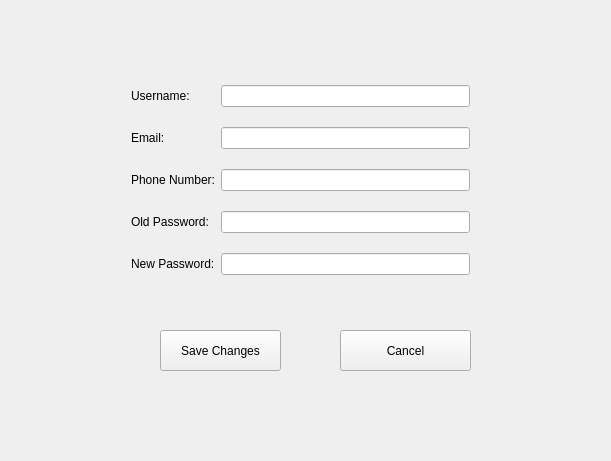
The window that account_settings.ui (allenh1/timefuse-client) describes before a commit, drawn with Qt 5.
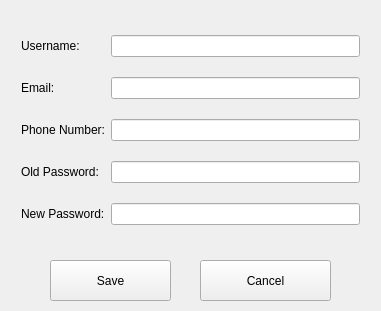
The same window after the commit.

Diff of the .ui file:
```diff
--- a/account_settings.ui
+++ b/account_settings.ui
@@ -6,8 +6,8 @@
    <rect>
     <x>0</x>
     <y>0</y>
-    <width>611</width>
-    <height>461</height>
+    <width>381</width>
+    <height>311</height>
    </rect>
   </property>
   <property name="windowTitle">
@@ -16,8 +16,8 @@
   <widget class="QWidget" name="gridLayoutWidget">
    <property name="geometry">
     <rect>
-     <x>120</x>
-     <y>60</y>
+     <x>10</x>
+     <y>10</y>
      <width>361</width>
      <height>241</height>
     </rect>
@@ -78,21 +78,21 @@
   <widget class="QPushButton" name="save_changes">
    <property name="geometry">
     <rect>
-     <x>160</x>
-     <y>330</y>
+     <x>50</x>
+     <y>260</y>
      <width>121</width>
      <height>41</height>
     </rect>
    </property>
    <property name="text">
-    <string>Save Changes</string>
+    <string>Save</string>
    </property>
   </widget>
   <widget class="QPushButton" name="cancel_button">
    <property name="geometry">
     <rect>
-     <x>340</x>
-     <y>330</y>
+     <x>200</x>
+     <y>260</y>
      <width>131</width>
      <height>41</height>
     </rect>
```
